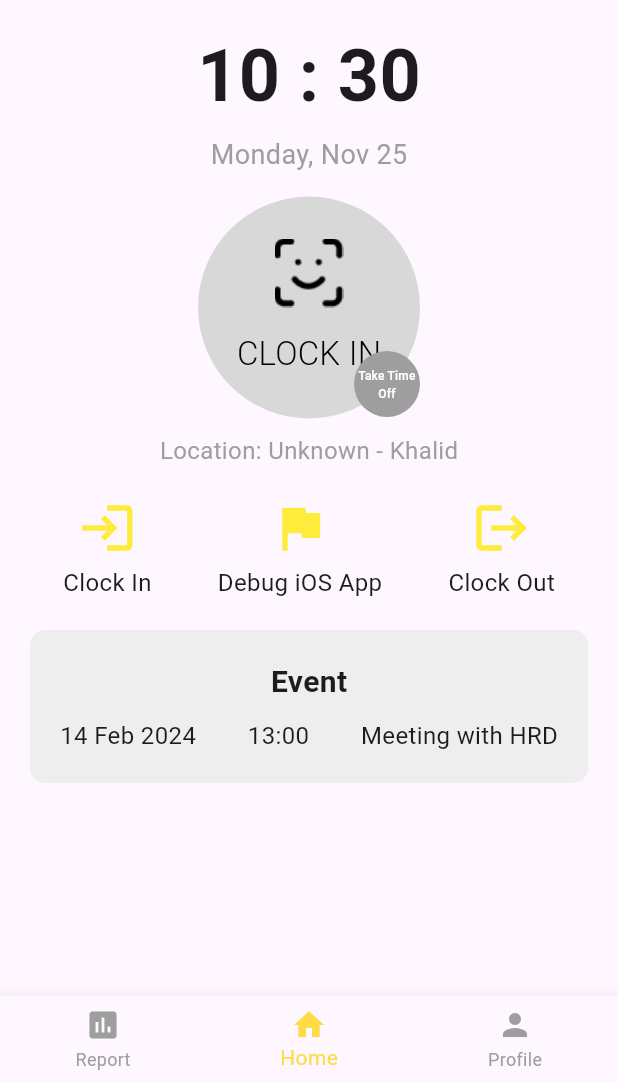
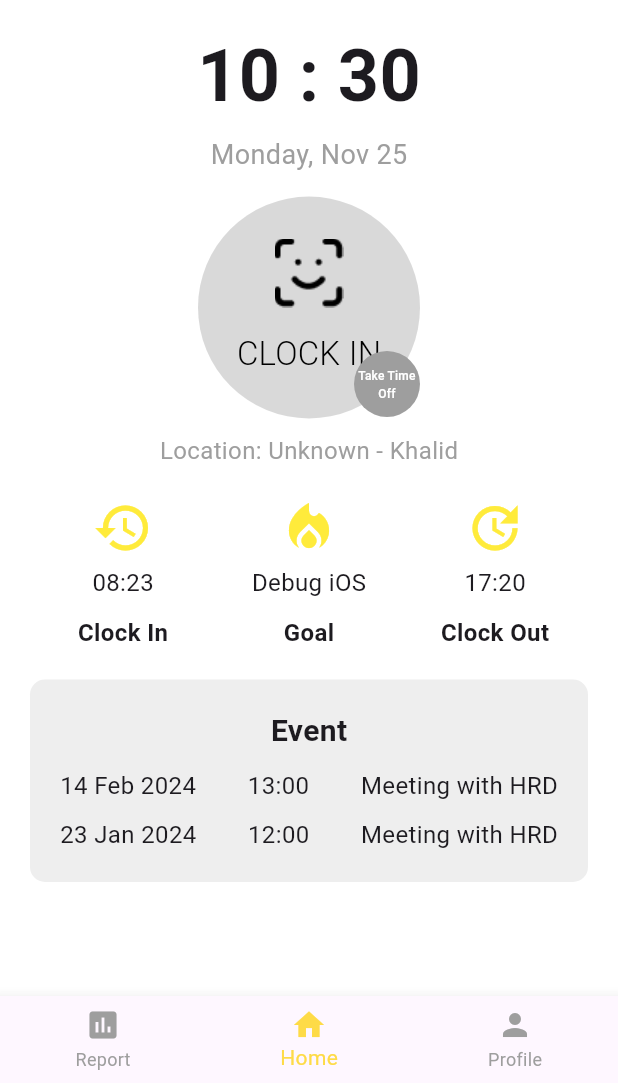
Before and after one commit to Elvrt/worktrack, a Flutter app: the finishpage screen opened directly, on a phone screen of 412 x 824 dp, the part 153-1236 px from its top. Run offline on Flutter 3.47's test engine with Material 3 defaults, Android fonts, the phone set to English and light mode, and no system bars; our stand-ins replace camera, dio, file_picker; network calls fail; Roboto replaces fonts that are missing (inter).

Commit message:
fix finish andy

```diff
--- a/lib/homepage/finish_page.dart
+++ b/lib/homepage/finish_page.dart
@@ -20,17 +20,12 @@ class FinishApp extends StatelessWidget {
     );
   }
 }
+
 class finishpage extends StatelessWidget {
   @override
   Widget build(BuildContext context) {
     return Scaffold(
-      extendBodyBehindAppBar: true, // Extend the body behind the AppBar
-      appBar: AppBar(
-        elevation: 0,
-        backgroundColor: Colors.transparent,
-        automaticallyImplyLeading: false,
-
-      ),
+      backgroundColor: Colors.white,
       body: Padding(
         padding: const EdgeInsets.symmetric(horizontal: 20.0),
         child: Column(
@@ -153,32 +148,90 @@ class finishpage extends StatelessWidget {
             ),
             SizedBox(height: 20),
             // Clock In / Debug iOS App / Clock Out
+            Column(
+              children: [
                 Row(
                   mainAxisAlignment: MainAxisAlignment.spaceAround,
+                  crossAxisAlignment: CrossAxisAlignment.center,
                   children: [
-                Column(
+                    SizedBox(
+                      width: 100, // Lebar tetap untuk kolom
+                      child: Column(
+                        mainAxisAlignment: MainAxisAlignment.center,
                         children: [
-                    Icon(Icons.login, size: 40, color: Colors.yellow),
+                          Icon(Icons.history, size: 40, color: Colors.yellow),
                           SizedBox(height: 5),
-                    Text('Clock In', style: TextStyle(fontSize: 16)),
+                          Text('08:23', style: TextStyle(fontSize: 16)),
                         ],
                       ),
-                Column(
+                    ),
+                    SizedBox(
+                      width: 100,
+                      child: Column(
+                        mainAxisAlignment: MainAxisAlignment.center,
                         children: [
-                    Icon(Icons.flag, size: 40, color: Colors.yellow),
+                          Icon(Icons.local_fire_department, size: 40, color: Colors.yellow),
                           SizedBox(height: 5),
-                    Text('Debug iOS App', style: TextStyle(fontSize: 16)),
+                          Text('Debug iOS', style: TextStyle(fontSize: 16)),
                         ],
                       ),
-                Column(
+                    ),
+                    SizedBox(
+                      width: 100,
+                      child: Column(
+                        mainAxisAlignment: MainAxisAlignment.center,
                         children: [
-                    Icon(Icons.logout, size: 40, color: Colors.yellow),
+                          Icon(Icons.update, size: 40, color: Colors.yellow),
                           SizedBox(height: 5),
-                    Text('Clock Out', style: TextStyle(fontSize: 16)),
+                          Text('17:20', style: TextStyle(fontSize: 16)),
+                        ],
+                      ),
+                    ),
+                  ],
+                ),
+                SizedBox(height: 10), // Jarak antar baris
+                Row(
+                  mainAxisAlignment: MainAxisAlignment.spaceAround,
+                  crossAxisAlignment: CrossAxisAlignment.center,
+                  children: [
+                    SizedBox(
+                      width: 100, // Lebar tetap untuk kolom
+                      child: Column(
+                        mainAxisAlignment: MainAxisAlignment.center,
+                        children: [
+                          Text('Clock In',
+                              style: TextStyle(
+                                  fontSize: 16, fontWeight: FontWeight.bold)),
+                        ],
+                      ),
+                    ),
+                    SizedBox(
+                      width: 100,
+                      child: Column(
+                        mainAxisAlignment: MainAxisAlignment.center,
+                        children: [
+                          Text('Goal',
+                              style: TextStyle(
+                                  fontSize: 16, fontWeight: FontWeight.bold)),
+                        ],
+                      ),
+                    ),
+                    SizedBox(
+                      width: 100,
+                      child: Column(
+                        mainAxisAlignment: MainAxisAlignment.center,
+                        children: [
+                          Text('Clock Out',
+                              style: TextStyle(
+                                  fontSize: 16, fontWeight: FontWeight.bold)),
+                        ],
+                      ),
+                    ),
                   ],
                 ),
               ],
             ),
+
             SizedBox(height: 20),
             // Event Information
             Container(
@@ -199,6 +252,15 @@ class finishpage extends StatelessWidget {
                     children: [
                       Text('14 Feb 2024', style: TextStyle(fontSize: 16)),
                       Text('13:00', style: TextStyle(fontSize: 16)),
+                      Text('Meeting with HRD', style: TextStyle(fontSize: 16)),
+                    ],
+                  ),
+                  SizedBox(height: 10),
+                  Row(
+                    mainAxisAlignment: MainAxisAlignment.spaceBetween,
+                    children: [
+                      Text('23 Jan 2024', style: TextStyle(fontSize: 16)),
+                      Text('12:00', style: TextStyle(fontSize: 16)),
                       Text('Meeting with HRD', style: TextStyle(fontSize: 16)),
                     ],
                   ),
```
Also changed, not shown: 1 other file. Lines whose indentation alone changed are shown as unchanged.
